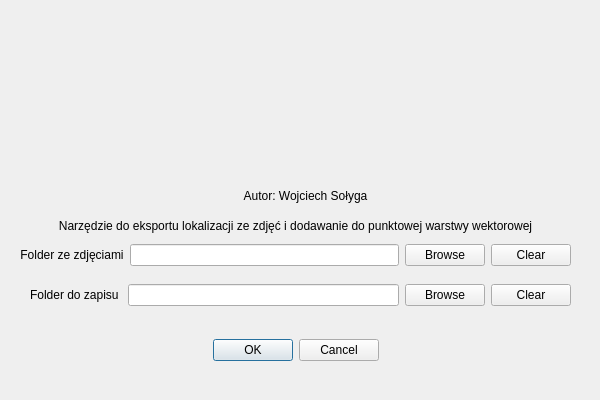
First picture: the form in photo_link_dialog_base.ui, repository wojtek19022/Photos_linker, before the edit.
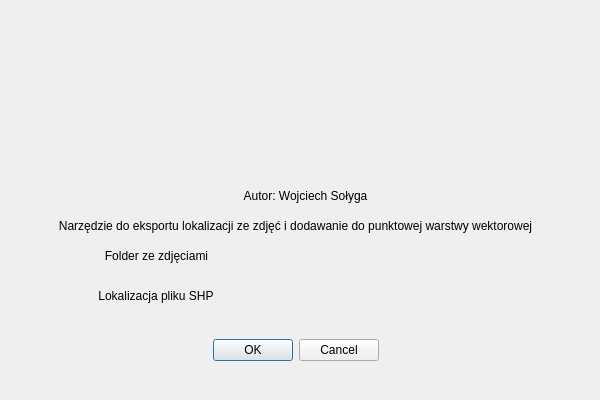
Second picture: the form after the edit. Icons and pictures are not drawn. Custom widgets are drawn as their Qt base class.

Commit message: Zmiana UI i WGS-84 na PL-92

What changed in the file:
```diff
--- a/photo_link_dialog_base.ui
+++ b/photo_link_dialog_base.ui
@@ -56,17 +56,17 @@
     <rect>
      <x>240</x>
      <y>40</y>
-     <width>131</width>
-     <height>141</height>
+     <width>132</width>
+     <height>142</height>
     </rect>
    </property>
    <layout class="QGridLayout" name="gridLayout">
-    <item row="0" column="0">
+    <item row="0" column="0" alignment="Qt::AlignRight|Qt::AlignBottom">
      <widget class="QLabel" name="label">
       <property name="maximumSize">
        <size>
-        <width>200</width>
-        <height>200</height>
+        <width>130</width>
+        <height>140</height>
        </size>
       </property>
       <property name="autoFillBackground">
@@ -136,7 +136,7 @@
      <x>20</x>
      <y>240</y>
      <width>551</width>
-     <height>31</height>
+     <height>32</height>
     </rect>
    </property>
    <layout class="QVBoxLayout" name="verticalLayout">
@@ -153,19 +153,9 @@
        </widget>
       </item>
       <item>
-       <widget class="QLineEdit" name="fileName"/>
-      </item>
-      <item>
-       <widget class="QPushButton" name="browser">
-        <property name="text">
-         <string>Browse</string>
-        </property>
-       </widget>
-      </item>
-      <item>
-       <widget class="QPushButton" name="Cancel_2">
-        <property name="text">
-         <string>Clear</string>
+       <widget class="QgsFileWidget" name="fileName">
+        <property name="storageMode">
+         <enum>QgsFileWidget::GetDirectory</enum>
         </property>
        </widget>
       </item>
@@ -179,16 +169,16 @@
      <x>20</x>
      <y>280</y>
      <width>551</width>
-     <height>31</height>
+     <height>32</height>
     </rect>
    </property>
    <layout class="QVBoxLayout" name="verticalLayout_7">
     <item>
      <layout class="QHBoxLayout" name="horizontalLayout_5">
-      <item alignment="Qt::AlignHCenter">
+      <item alignment="Qt::AlignHCenter|Qt::AlignVCenter">
        <widget class="QLabel" name="label_3">
         <property name="text">
-         <string>   Folder do zapisu </string>
+         <string>Lokalizacja pliku SHP</string>
         </property>
         <property name="alignment">
          <set>Qt::AlignCenter</set>
@@ -196,19 +186,12 @@
        </widget>
       </item>
       <item>
-       <widget class="QLineEdit" name="fileName_2"/>
-      </item>
-      <item>
-       <widget class="QPushButton" name="browser_2">
-        <property name="text">
-         <string>Browse</string>
+       <widget class="QgsFileWidget" name="fileName_2">
+        <property name="filter">
+         <string>Shapefile (*.shp)</string>
         </property>
-       </widget>
-      </item>
-      <item>
-       <widget class="QPushButton" name="Cancel_3">
-        <property name="text">
-         <string>Clear</string>
+        <property name="storageMode">
+         <enum>QgsFileWidget::SaveFile</enum>
         </property>
        </widget>
       </item>
@@ -217,6 +200,13 @@
    </layout>
   </widget>
  </widget>
+ <customwidgets>
+  <customwidget>
+   <class>QgsFileWidget</class>
+   <extends>QWidget</extends>
+   <header>qgsfilewidget.h</header>
+  </customwidget>
+ </customwidgets>
  <tabstops>
   <tabstop>fileName</tabstop>
   <tabstop>browser</tabstop>
```
Left out of the diff: 38 changed lines with no effect on the pictures. The commit also changes 4 other files.
